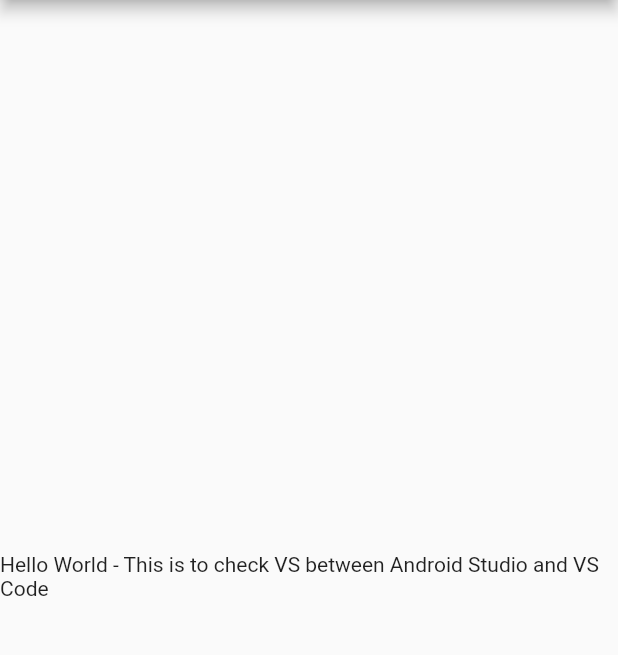
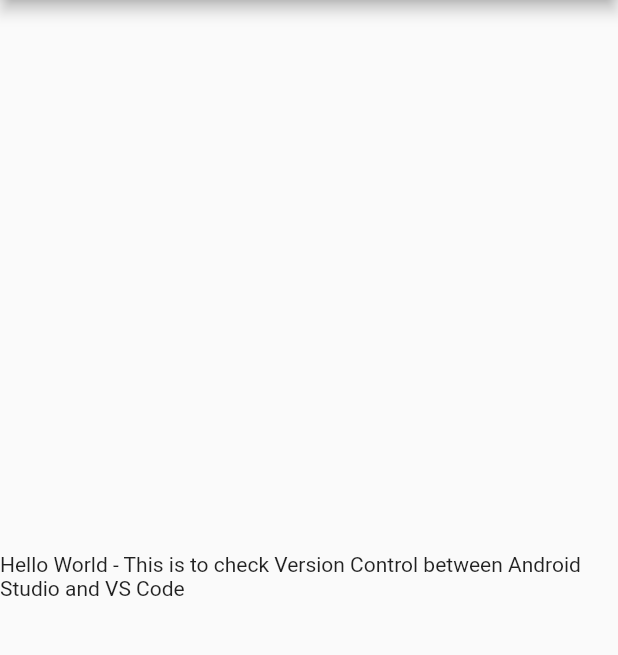
Before and after one commit to isuruatapattu/flutter_testing, a Flutter app: the screen it shows after launch, on a phone screen of 412 x 824 dp, the part 84-739 px from its top. Run offline on Flutter 3.47's test engine with Material 2 defaults, Android fonts, the phone set to English and light mode, and no system bars.

Commit message:
message change

```diff
--- a/sample_project/lib/main.dart
+++ b/sample_project/lib/main.dart
@@ -15,7 +15,7 @@ class MyApp extends StatelessWidget {
             ),
             body: const Center(
               child: Text(
-                  'Hello World - This is to check VS between Android Studio and VS Code'),
+                  'Hello World - This is to check Version Control between Android Studio and VS Code'),
             )));
   }
 }
```
